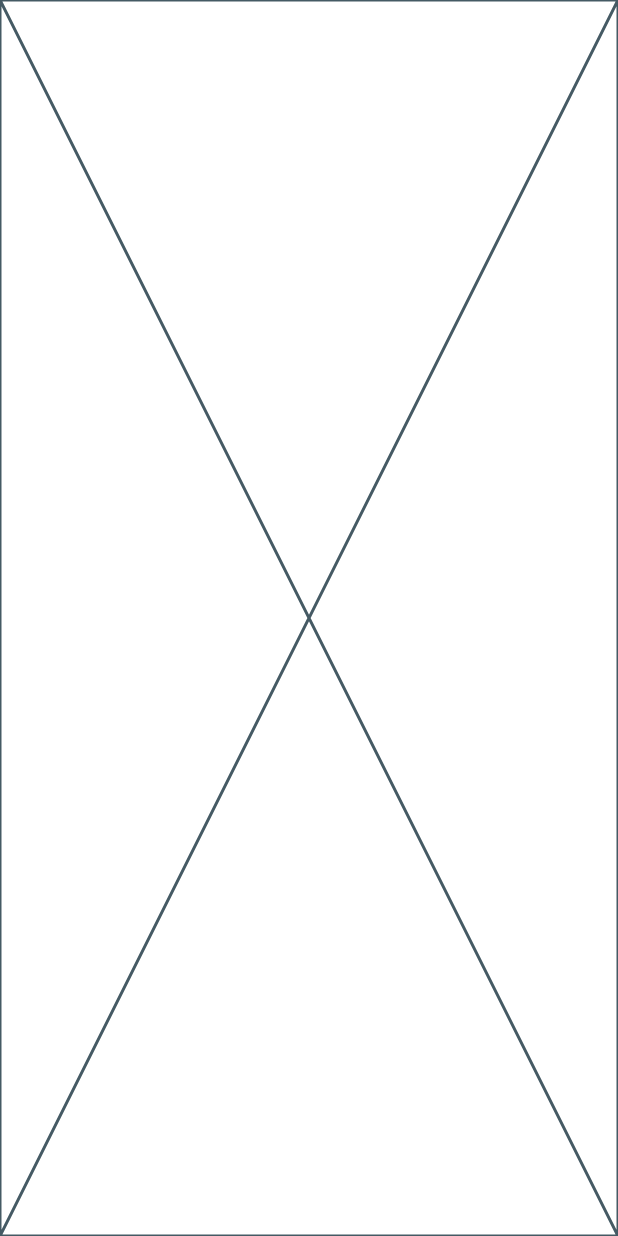
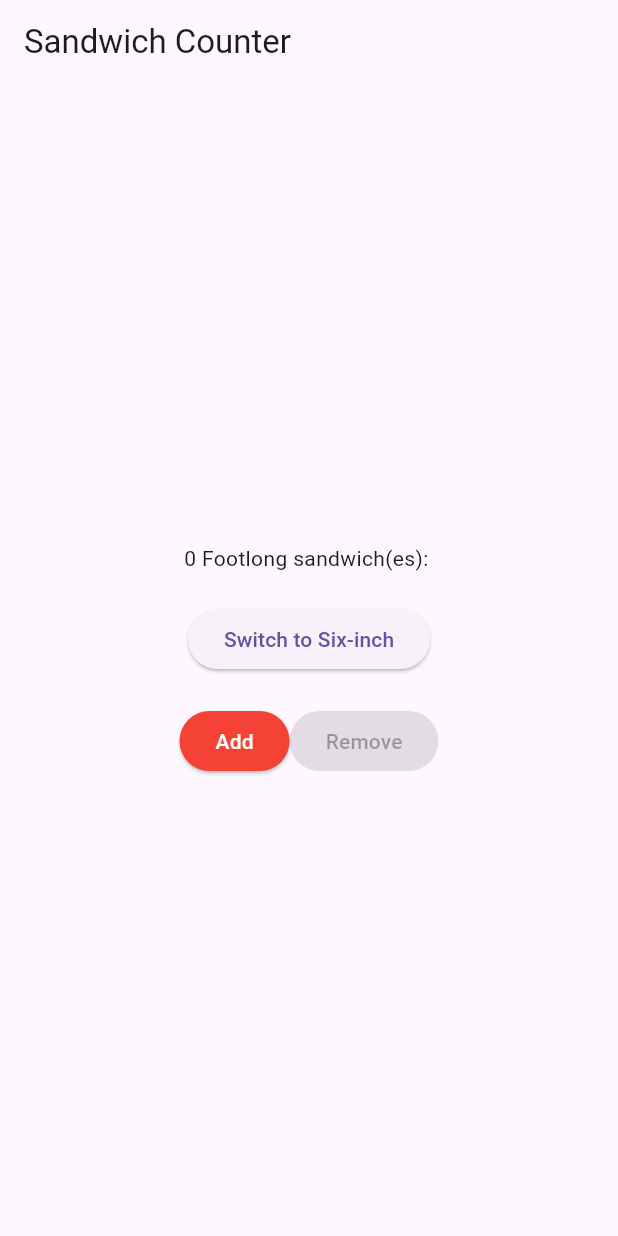
Before and after one commit to sillysalmondude/sandwich_shop, a Flutter app: the screen it shows after launch, on a phone screen of 412 x 824 dp. Run offline on Flutter 3.47's test engine with Material 3 defaults, Android fonts, the light colour scheme and no system bars.

Commit message:
- Add styling to buttons - Disable buttons when max/min reached - Add change sandwhich type button

```diff
--- a/lib/main.dart
+++ b/lib/main.dart
@@ -29,30 +29,80 @@
 
 class _OrderScreenState extends State<OrderScreen> {
   int _quantity = 0;
+  String _sandwichType = 'Footlong';
 
   void _increaseQuantity() {
-    if (_quantity < widget.maxQuantity) {
-      setState(() => _quantity++);
-    }
+    setState(() => _quantity++);
   }
 
   void _decreaseQuantity() {
-    if (_quantity > 0) {
-      setState(() => _quantity--);
-    }
+    setState(() => _quantity--);
+  }
+
+  void _toggleSandwichType() {
+    setState(() {
+      _sandwichType = _sandwichType == 'Footlong' ? 'Six-inch' : 'Footlong';
+    });
   }
 
   @override
   Widget build(BuildContext context) {
-    return const Placeholder();
+    return Scaffold(
+      appBar: AppBar(
+        title: const Text('Sandwich Counter'),
+      ),
+      body: Center(
+        child: Column(
+          mainAxisAlignment: MainAxisAlignment.center,
+          children: <Widget>[
+            OrderItemDisplay(
+              quantity: _quantity,
+              itemType: _sandwichType,
+            ),
+            const SizedBox(height: 20),
+            ElevatedButton(
+              onPressed: _toggleSandwichType,
+              child: Text(
+                  'Switch to ${_sandwichType == 'Footlong' ? 'Six-inch' : 'Footlong'}'),
+            ),
+            const SizedBox(height: 20),
+            Row(
+              mainAxisAlignment: MainAxisAlignment.center,
+              children: [
+                ElevatedButton(
+                  onPressed:
+                      _quantity < widget.maxQuantity ? _increaseQuantity : null,
+                  style: ElevatedButton.styleFrom(
+                    backgroundColor: _quantity < widget.maxQuantity
+                        ? Colors.red
+                        : Colors.grey,
+                    foregroundColor: Colors.white,
+                  ),
+                  child: const Text('Add'),
+                ),
+                ElevatedButton(
+                  onPressed: _quantity > 0 ? _decreaseQuantity : null,
+                  style: ElevatedButton.styleFrom(
+                    backgroundColor: _quantity > 0 ? Colors.red : Colors.grey,
+                    foregroundColor: Colors.white,
+                  ),
+                  child: const Text('Remove'),
+                ),
+              ],
+            ),
+          ],
+        ),
+      ),
+    );
   }
 }
 
 class OrderItemDisplay extends StatelessWidget {
+  final int quantity;
   final String itemType;
-  final int quantity;
 
-  const OrderItemDisplay(this.quantity, this.itemType, {super.key});
+  const OrderItemDisplay(
+      {super.key, required this.quantity, required this.itemType});
 
   @override
   Widget build(BuildContext context) {
```
